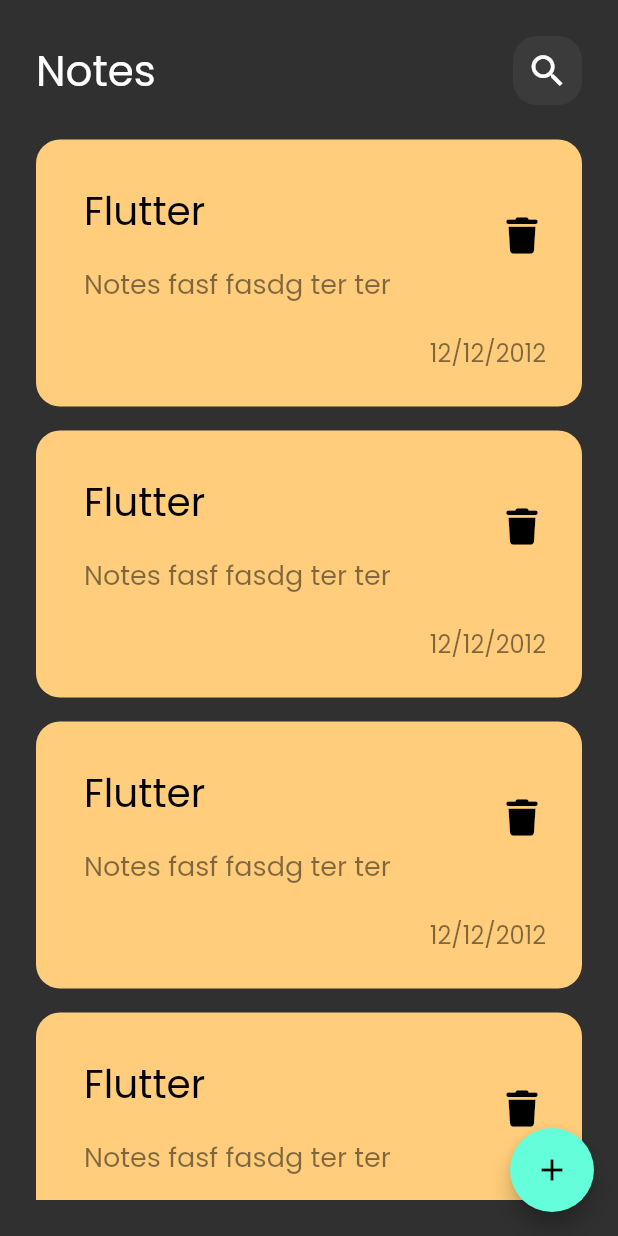
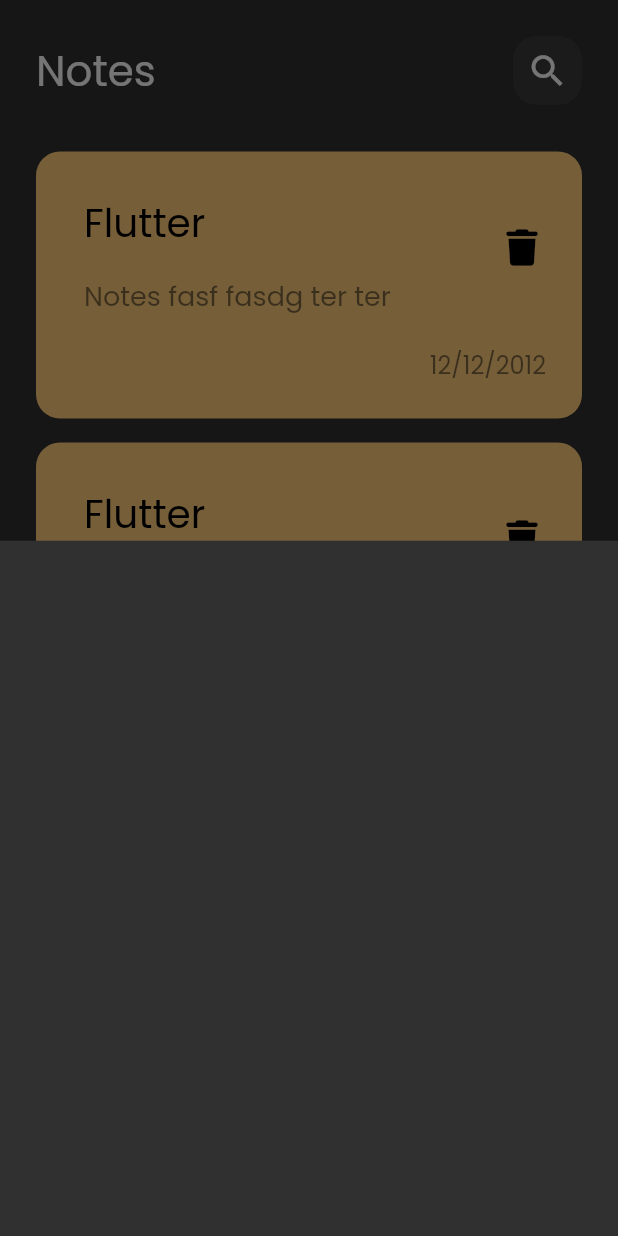
Before and after one commit to ahmedalgzery/Notes-App, a Flutter app: the screen it shows after launch, after a tap on the "add" icon, on a phone screen of 412 x 824 dp. Run offline on Flutter 3.47's test engine with Material 2 defaults, Android fonts, the phone set to English and light mode, and no system bars; our stand-ins replace font_awesome_flutter.

Commit message:
show Modal Bottom Sheet

```diff
--- a/lib/main.dart
+++ b/lib/main.dart
@@ -18,13 +18,7 @@ class NotesApp extends StatelessWidget {
           // colorScheme: ColorScheme.fromSeed(seedColor: Colors.deepPurple),
           //useMaterial3: true,
           ),
-      home: Scaffold(
-        floatingActionButton: FloatingActionButton(
-          onPressed: () {},
-          child: const Icon(Icons.add),
-        ),
-        body: const NotesView(),
-      ),
+      home: const NotesView()
     );
   }
 }
--- a/lib/views/notes_view.dart
+++ b/lib/views/notes_view.dart
@@ -1,4 +1,5 @@
 import 'package:flutter/material.dart';
+import 'package:notes/widgets/add_show_modal_bottom_sheet.dart';
 import 'package:notes/widgets/notes_view_body.dart';
 
 class NotesView extends StatelessWidget {
@@ -6,6 +7,16 @@ class NotesView extends StatelessWidget {
 
   @override
   Widget build(BuildContext context) {
-    return const NotesViewBody();
+    return Scaffold(
+      floatingActionButton: FloatingActionButton(
+        onPressed: () {
+          showModalBottomSheet(
+              context: context,
+              builder: (context) => const AddNoteBottomSheet());
+        },
+        child: const Icon(Icons.add),
+      ),
+      body: const NotesViewBody(),
+    );
   }
 }
--- /dev/null
+++ b/lib/widgets/add_show_modal_bottom_sheet.dart
@@ -0,0 +1,10 @@
+import 'package:flutter/material.dart';
+
+class AddNoteBottomSheet extends StatelessWidget {
+  const AddNoteBottomSheet({super.key});
+
+  @override
+  Widget build(BuildContext context) {
+    return Container();
+  }
+}
--- a/lib/widgets/list_view_itemes.dart
+++ b/lib/widgets/list_view_itemes.dart
@@ -6,9 +6,15 @@ class ListViewItemes extends StatelessWidget {
 
   @override
   Widget build(BuildContext context) {
-    return ListView.builder(itemBuilder:(context, index) => const Padding(
-      padding: EdgeInsets.symmetric(vertical: 8.0),
-      child: NoteIteme(),
-    ), );
+    return Padding(
+      padding: const EdgeInsets.symmetric(vertical: 8.0),
+      child: ListView.builder(
+        itemBuilder: (context, index) => const Padding(
+          padding: EdgeInsets.symmetric(vertical: 8.0),
+          child: NoteIteme(),
+        ),
+        padding: EdgeInsets.zero,
+      ),
+    );
   }
 }
```
